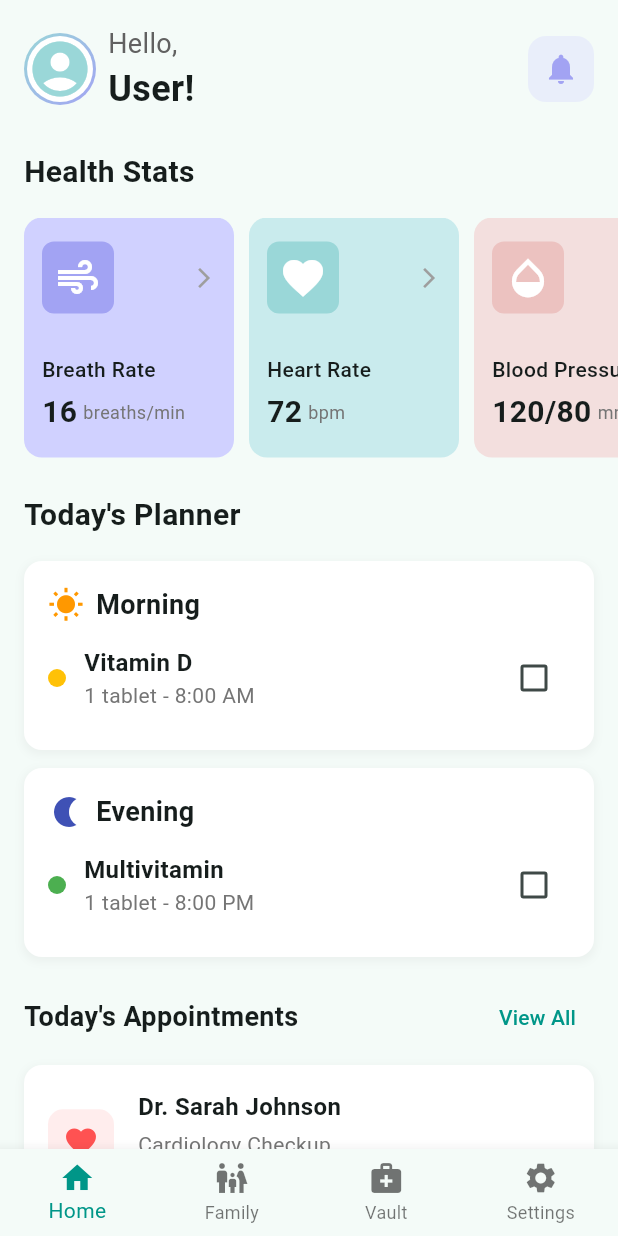
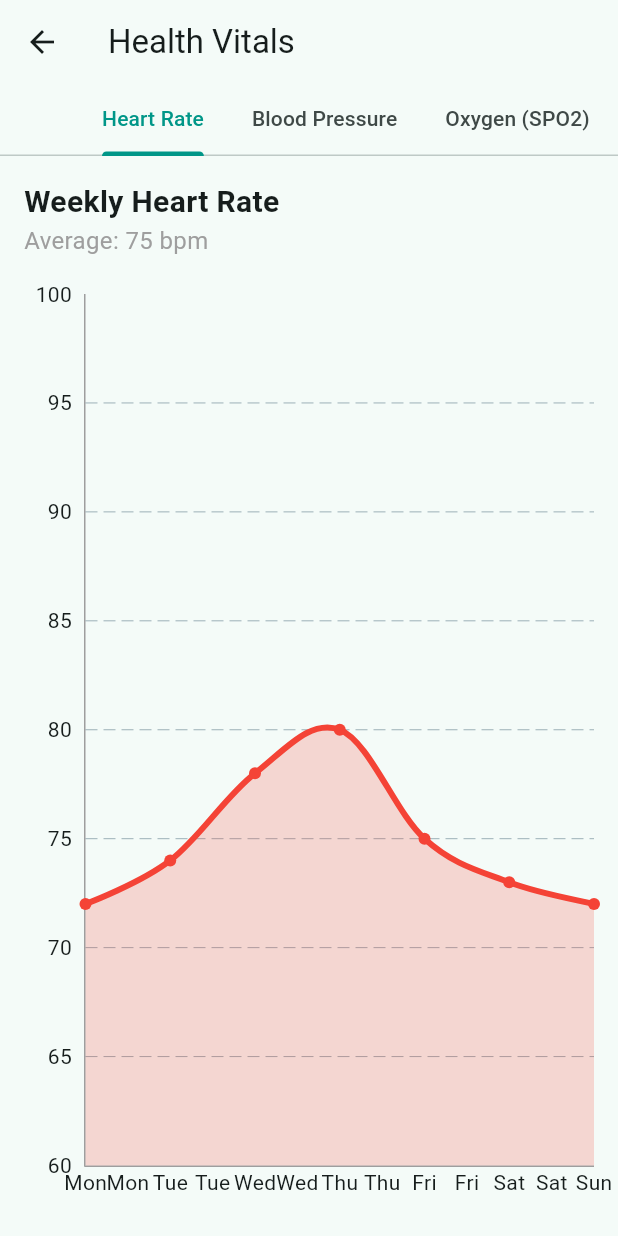
Before and after one commit to Dusk-afk/health_app, a Flutter app: the MainScreen screen opened by its route, after a tap on "View All", on a phone screen of 412 x 824 dp. Run offline on Flutter 3.47's test engine with Material 3 defaults, Android fonts, the light colour scheme and no system bars; drawn by our look-alikes of fl_chart; our stand-ins replace dio, flutter_secure_storage, jwt_decoder; accounts and stored records are empty; network calls fail.

Commit message:
Add vitals screen

```diff
--- a/lib/screens/main/home_screen.dart
+++ b/lib/screens/main/home_screen.dart
@@ -1,4 +1,5 @@
 import 'package:flutter/material.dart';
+import '../main/vitals/vitals_screen.dart';
 
 class HomeScreen extends StatelessWidget {
   final String? userName;
@@ -82,12 +83,28 @@ class HomeScreen extends StatelessWidget {
             // Health Stats section
             Padding(
               padding: const EdgeInsets.symmetric(horizontal: 16.0),
-              child: const Text(
-                'Health Stats',
-                style: TextStyle(
-                  fontSize: 20,
-                  fontWeight: FontWeight.bold,
-                ),
+              child: Row(
+                mainAxisAlignment: MainAxisAlignment.spaceBetween,
+                children: [
+                  const Text(
+                    'Health Stats',
+                    style: TextStyle(
+                      fontSize: 20,
+                      fontWeight: FontWeight.bold,
+                    ),
+                  ),
+                  TextButton(
+                    onPressed: () {
+                      Navigator.push(
+                        context,
+                        MaterialPageRoute(
+                          builder: (context) => const VitalsScreen(),
+                        ),
+                      );
+                    },
+                    child: const Text('View All'),
+                  ),
+                ],
               ),
             ),
             const SizedBox(height: 16),
--- /dev/null
+++ b/lib/screens/main/vitals/vitals_screen.dart
@@ -0,0 +1,519 @@
+import 'package:flutter/material.dart';
+import 'package:fl_chart/fl_chart.dart';
+
+class VitalsScreen extends StatefulWidget {
+  const VitalsScreen({super.key});
+
+  @override
+  State<VitalsScreen> createState() => _VitalsScreenState();
+}
+
+class _VitalsScreenState extends State<VitalsScreen> with SingleTickerProviderStateMixin {
+  late TabController _tabController;
+
+  // Sample data for heart rate
+  final List<FlSpot> heartRateData = [
+    FlSpot(0, 72),
+    FlSpot(1, 74),
+    FlSpot(2, 78),
+    FlSpot(3, 80),
+    FlSpot(4, 75),
+    FlSpot(5, 73),
+    FlSpot(6, 72),
+  ];
+
+  // Sample data for blood pressure
+  final List<FlSpot> systolicData = [
+    FlSpot(0, 120),
+    FlSpot(1, 122),
+    FlSpot(2, 118),
+    FlSpot(3, 121),
+    FlSpot(4, 119),
+    FlSpot(5, 123),
+    FlSpot(6, 120),
+  ];
+
+  final List<FlSpot> diastolicData = [
+    FlSpot(0, 80),
+    FlSpot(1, 82),
+    FlSpot(2, 78),
+    FlSpot(3, 81),
+    FlSpot(4, 79),
+    FlSpot(5, 83),
+    FlSpot(6, 80),
+  ];
+
+  // Sample data for SPO2
+  final List<double> spo2Data = [97, 98, 96, 97, 99, 98, 97];
+
+  // Sample data for water intake
+  final List<double> waterData = [2000, 2200, 1800, 2500, 2300, 1900, 2100];
+
+  final List<String> days = ['Mon', 'Tue', 'Wed', 'Thu', 'Fri', 'Sat', 'Sun'];
+
+  @override
+  void initState() {
+    super.initState();
+    _tabController = TabController(length: 4, vsync: this);
+  }
+
+  @override
+  void dispose() {
+    _tabController.dispose();
+    super.dispose();
+  }
+
+  @override
+  Widget build(BuildContext context) {
+    return Scaffold(
+      appBar: AppBar(
+        title: const Text('Health Vitals'),
+        bottom: TabBar(
+          controller: _tabController,
+          isScrollable: true,
+          tabs: const [
+            Tab(text: 'Heart Rate'),
+            Tab(text: 'Blood Pressure'),
+            Tab(text: 'Oxygen (SPO2)'),
+            Tab(text: 'Water Intake'),
+          ],
+        ),
+      ),
+      body: TabBarView(
+        controller: _tabController,
+        children: [
+          _buildHeartRateTab(),
+          _buildBloodPressureTab(),
+          _buildSpo2Tab(),
+          _buildWaterIntakeTab(),
+        ],
+      ),
+    );
+  }
+
+  Widget _buildHeartRateTab() {
+    return Padding(
+      padding: const EdgeInsets.all(16.0),
+      child: Column(
+        crossAxisAlignment: CrossAxisAlignment.start,
+        children: [
+          const Text(
+            'Weekly Heart Rate',
+            style: TextStyle(
+              fontSize: 20,
+              fontWeight: FontWeight.bold,
+            ),
+          ),
+          const Text(
+            'Average: 75 bpm',
+            style: TextStyle(
+              fontSize: 16,
+              color: Colors.grey,
+            ),
+          ),
+          const SizedBox(height: 24),
+          Expanded(
+            child: LineChart(
+              LineChartData(
+                gridData: FlGridData(
+                  show: true,
+                  drawHorizontalLine: true,
+                  drawVerticalLine: false,
+                ),
+                titlesData: FlTitlesData(
+                  leftTitles: AxisTitles(
+                    sideTitles: SideTitles(
+                      showTitles: true,
+                      reservedSize: 40,
+                    ),
+                  ),
+                  bottomTitles: AxisTitles(
+                    sideTitles: SideTitles(
+                      showTitles: true,
+                      getTitlesWidget: (value, meta) {
+                        if (value >= 0 && value < days.length) {
+                          return Text(days[value.toInt()]);
+                        }
+                        return const Text('');
+                      },
+                      reservedSize: 30,
+                    ),
+                  ),
+                  rightTitles: AxisTitles(
+                    sideTitles: SideTitles(showTitles: false),
+                  ),
+                  topTitles: AxisTitles(
+                    sideTitles: SideTitles(showTitles: false),
+                  ),
+                ),
+                borderData: FlBorderData(
+                  show: true,
+                  border: const Border(
+                    bottom: BorderSide(color: Colors.grey),
+                    left: BorderSide(color: Colors.grey),
+                  ),
+                ),
+                lineBarsData: [
+                  LineChartBarData(
+                    spots: heartRateData,
+                    isCurved: true,
+                    color: Colors.red,
+                    barWidth: 4,
+                    dotData: FlDotData(show: true),
+                    belowBarData: BarAreaData(
+                      show: true,
+                      color: Colors.red.withOpacity(0.2),
+                    ),
+                  ),
+                ],
+                minX: 0,
+                maxX: 6,
+                minY: 60,
+                maxY: 100,
+              ),
+            ),
+          ),
+        ],
+      ),
+    );
+  }
+
+  Widget _buildBloodPressureTab() {
+    return Padding(
+      padding: const EdgeInsets.all(16.0),
+      child: Column(
+        crossAxisAlignment: CrossAxisAlignment.start,
+        children: [
+          const Text(
+            'Weekly Blood Pressure',
+            style: TextStyle(
+              fontSize: 20,
+              fontWeight: FontWeight.bold,
+            ),
+          ),
+          const Text(
+            'Average: 120/80 mmHg',
+            style: TextStyle(
+              fontSize: 16,
+              color: Colors.grey,
+            ),
+          ),
+          const SizedBox(height: 24),
+          Expanded(
+            child: LineChart(
+              LineChartData(
+                gridData: FlGridData(
+                  show: true,
+                  drawHorizontalLine: true,
+                  drawVerticalLine: false,
+                ),
+                titlesData: FlTitlesData(
+                  leftTitles: AxisTitles(
+                    sideTitles: SideTitles(
+                      showTitles: true,
+                      reservedSize: 40,
+                    ),
+                  ),
+                  bottomTitles: AxisTitles(
+                    sideTitles: SideTitles(
+                      showTitles: true,
+                      getTitlesWidget: (value, meta) {
+                        if (value >= 0 && value < days.length) {
+                          return Text(days[value.toInt()]);
+                        }
+                        return const Text('');
+                      },
+                      reservedSize: 30,
+                    ),
+                  ),
+                  rightTitles: AxisTitles(
+                    sideTitles: SideTitles(showTitles: false),
+                  ),
+                  topTitles: AxisTitles(
+                    sideTitles: SideTitles(showTitles: false),
+                  ),
+                ),
+                borderData: FlBorderData(
+                  show: true,
+                  border: const Border(
+                    bottom: BorderSide(color: Colors.grey),
+                    left: BorderSide(color: Colors.grey),
+                  ),
+                ),
+                lineBarsData: [
+                  LineChartBarData(
+                    spots: systolicData,
+                    isCurved: true,
+                    color: Colors.blue,
+                    barWidth: 4,
+                    dotData: FlDotData(show: true),
+                    belowBarData: BarAreaData(
+                      show: true,
+                      color: Colors.blue.withOpacity(0.2),
+                    ),
+                  ),
+                  LineChartBarData(
+                    spots: diastolicData,
+                    isCurved: true,
+                    color: Colors.green,
+                    barWidth: 4,
+                    dotData: FlDotData(show: true),
+                    belowBarData: BarAreaData(
+                      show: true,
+                      color: Colors.green.withOpacity(0.2),
+                    ),
+                  ),
+                ],
+                minX: 0,
+                maxX: 6,
+                minY: 60,
+                maxY: 140,
+              ),
+            ),
+          ),
+          const SizedBox(height: 16),
+          Row(
+            mainAxisAlignment: MainAxisAlignment.center,
+            children: [
+              Row(
+                children: [
+                  Container(
+                    width: 16,
+                    height: 16,
+                    color: Colors.blue,
+                  ),
+                  const SizedBox(width: 8),
+                  const Text('Systolic'),
+                ],
+              ),
+              const SizedBox(width: 24),
+              Row(
+                children: [
+                  Container(
+                    width: 16,
+                    height: 16,
+                    color: Colors.green,
+                  ),
+                  const SizedBox(width: 8),
+                  const Text('Diastolic'),
+                ],
+              ),
+            ],
+          ),
+        ],
+      ),
+    );
+  }
+
+  Widget _buildSpo2Tab() {
+    return Padding(
+      padding: const EdgeInsets.all(16.0),
+      child: Column(
+        crossAxisAlignment: CrossAxisAlignment.start,
+        children: [
+          const Text(
+            'Weekly Oxygen Saturation (SPO2)',
+            style: TextStyle(
+              fontSize: 20,
+              fontWeight: FontWeight.bold,
+            ),
+          ),
+          const Text(
+            'Average: 97%',
+            style: TextStyle(
+              fontSize: 16,
+              color: Colors.grey,
+            ),
+          ),
+          const SizedBox(height: 24),
+          Expanded(
+            child: BarChart(
+              BarChartData(
+                alignment: BarChartAlignment.spaceAround,
+                maxY: 100,
+                minY: 90,
+                groupsSpace: 12,
+                barTouchData: BarTouchData(
+                  enabled: true,
+                  touchTooltipData: BarTouchTooltipData(
+                    // tooltipBgColor: Colors.blueAccent,
+                    getTooltipItem: (group, groupIndex, rod, rodIndex) {
+                      return BarTooltipItem(
+                        '${days[groupIndex]}: ${spo2Data[groupIndex]}%',
+                        const TextStyle(color: Colors.white),
+                      );
+                    },
+                  ),
+                ),
+                titlesData: FlTitlesData(
+                  leftTitles: AxisTitles(
+                    sideTitles: SideTitles(
+                      showTitles: true,
+                      reservedSize: 40,
+                    ),
+                  ),
+                  bottomTitles: AxisTitles(
+                    sideTitles: SideTitles(
+                      showTitles: true,
+                      getTitlesWidget: (value, meta) {
+                        if (value >= 0 && value < days.length) {
+                          return Text(days[value.toInt()]);
+                        }
+                        return const Text('');
+                      },
+                      reservedSize: 30,
+                    ),
+                  ),
+                  rightTitles: AxisTitles(
+                    sideTitles: SideTitles(showTitles: false),
+                  ),
+                  topTitles: AxisTitles(
+                    sideTitles: SideTitles(showTitles: false),
+                  ),
+                ),
+                gridData: FlGridData(
+                  show: true,
+                  drawHorizontalLine: true,
+                  drawVerticalLine: false,
+                ),
+                borderData: FlBorderData(
+                  show: true,
+                  border: const Border(
+                    bottom: BorderSide(color: Colors.grey),
+                    left: BorderSide(color: Colors.grey),
+                  ),
+                ),
+                barGroups: spo2Data.asMap().entries.map((entry) {
+                  final index = entry.key;
+                  final value = entry.value;
+                  return BarChartGroupData(
+                    x: index,
+                    barRods: [
+                      BarChartRodData(
+                        toY: value,
+                        color: Colors.purple,
+                        width: 20,
+                        borderRadius: BorderRadius.circular(4),
+                        backDrawRodData: BackgroundBarChartRodData(
+                          show: true,
+                          toY: 100,
+                          color: Colors.grey[200],
+                        ),
+                      ),
+                    ],
+                  );
+                }).toList(),
+              ),
+            ),
+          ),
+        ],
+      ),
+    );
+  }
+
+  Widget _buildWaterIntakeTab() {
+    return Padding(
+      padding: const EdgeInsets.all(16.0),
+      child: Column(
+        crossAxisAlignment: CrossAxisAlignment.start,
+        children: [
+          const Text(
+            'Weekly Water Intake',
+            style: TextStyle(
+              fontSize: 20,
+              fontWeight: FontWeight.bold,
+            ),
+          ),
+          const Text(
+            'Average: 2100 ml/day',
+            style: TextStyle(
+              fontSize: 16,
+              color: Colors.grey,
+            ),
+          ),
+          const SizedBox(height: 24),
+          Expanded(
+            child: BarChart(
+              BarChartData(
+                alignment: BarChartAlignment.spaceAround,
+                maxY: 3000,
+                minY: 0,
+                groupsSpace: 12,
+                barTouchData: BarTouchData(
+                  enabled: true,
+                  touchTooltipData: BarTouchTooltipData(
+                    // tooltipBgColor: Colors.blueAccent,
+                    getTooltipItem: (group, groupIndex, rod, rodIndex) {
+                      return BarTooltipItem(
+                        '${days[groupIndex]}: ${waterData[groupIndex].toInt()} ml',
+                        const TextStyle(color: Colors.white),
+                      );
+                    },
+                  ),
+                ),
+                titlesData: FlTitlesData(
+                  leftTitles: AxisTitles(
+                    sideTitles: SideTitles(
+                      showTitles: true,
+                      reservedSize: 40,
+                    ),
+                  ),
+                  bottomTitles: AxisTitles(
+                    sideTitles: SideTitles(
+                      showTitles: true,
+                      getTitlesWidget: (value, meta) {
+                        if (value >= 0 && value < days.length) {
+                          return Text(days[value.toInt()]);
+                        }
+                        return const Text('');
+                      },
+                      reservedSize: 30,
+                    ),
+                  ),
+                  rightTitles: AxisTitles(
+                    sideTitles: SideTitles(showTitles: false),
+                  ),
+                  topTitles: AxisTitles(
+                    sideTitles: SideTitles(showTitles: false),
+                  ),
+                ),
+                gridData: FlGridData(
+                  show: true,
+                  drawHorizontalLine: true,
+                  drawVerticalLine: false,
+                ),
+                borderData: FlBorderData(
+                  show: true,
+                  border: const Border(
+                    bottom: BorderSide(color: Colors.grey),
+                    left: BorderSide(color: Colors.grey),
+                  ),
+                ),
+                barGroups: waterData.asMap().entries.map((entry) {
+                  final index = entry.key;
+                  final value = entry.value;
+                  return BarChartGroupData(
+                    x: index,
+                    barRods: [
+                      BarChartRodData(
+                        toY: value,
+                        color: Colors.blue,
+                        width: 20,
+                        borderRadius: BorderRadius.circular(4),
+                        backDrawRodData: BackgroundBarChartRodData(
+                          show: true,
+                          toY: 3000,
+                          color: Colors.grey[200],
+                        ),
+                      ),
+                    ],
+                  );
+                }).toList(),
+              ),
+            ),
+          ),
+        ],
+      ),
+    );
+  }
+}
--- a/pubspec.yaml
+++ b/pubspec.yaml
@@ -15,6 +15,7 @@ dependencies:
   flutter_secure_storage: ^9.0.0  # For secure storage of tokens
   jwt_decoder: ^2.0.1  # For JWT token handling
   provider: ^6.0.5  # For state management
+  fl_chart: ^0.71.0
 
 dev_dependencies:
   flutter_test:
```
Also changed, not shown: pubspec.lock.
